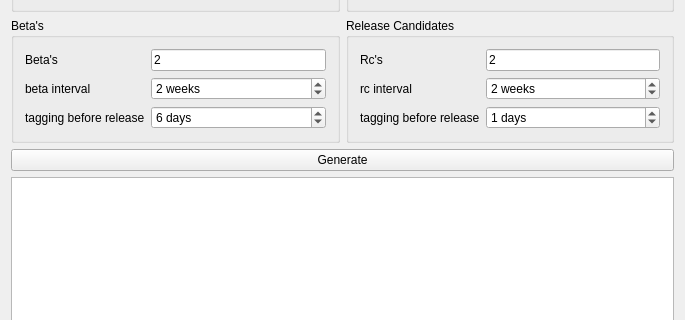
Old version of the form tools/releaseschedule/mainclass.ui in the repository felixonmars/kde-sysadmin-release-tools-mirror; both pictures show x 0 to 685 and y 229 to 549 of the 685 by 697 pixel window.
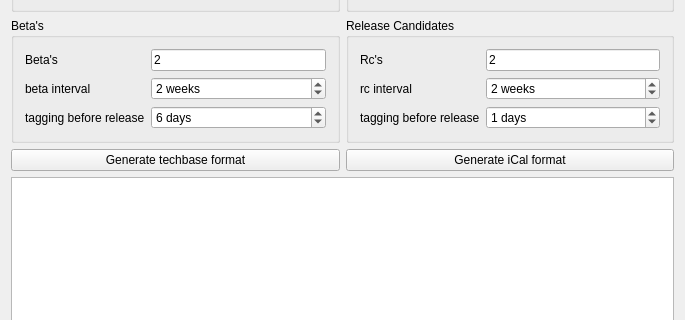
New version of the form.

Commit message: Add ical output. Techbase now contains the release schedule in ical format.

Patch:
```diff
--- a/tools/releaseschedule/mainclass.ui
+++ b/tools/releaseschedule/mainclass.ui
@@ -355,11 +355,22 @@
      </layout>
     </item>
     <item>
+     <layout class="QHBoxLayout" name="horizontalLayout">
+      <item>
      <widget class="QPushButton" name="generateButton">
       <property name="text">
-       <string>Generate</string>
-      </property>
-     </widget>
+         <string>Generate techbase format</string>
+        </property>
+       </widget>
+      </item>
+      <item>
+       <widget class="QPushButton" name="icalButton">
+        <property name="text">
+         <string>Generate iCal format</string>
+        </property>
+       </widget>
+      </item>
+     </layout>
     </item>
     <item>
      <widget class="QTextEdit" name="schedule"/>
```
Lines whose indentation alone changed are shown as unchanged. The commit also changes 2 other files.
